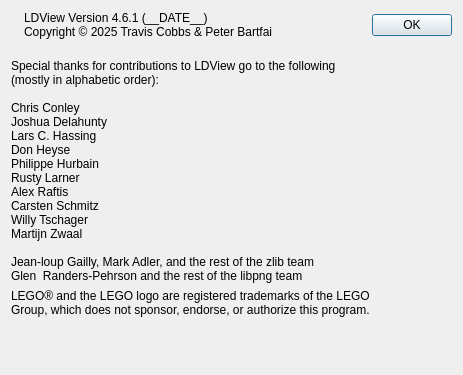
The window that QT/AboutPanel.ui (tcobbs/ldview) describes before a commit, drawn with Qt 5.
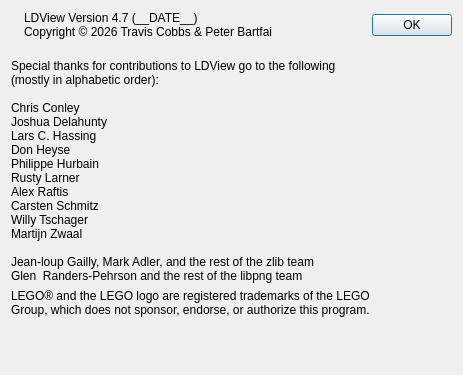
The same window after the commit. Icons and pictures are not drawn.

What changed in the file:
```diff
--- a/QT/AboutPanel.ui
+++ b/QT/AboutPanel.ui
@@ -82,8 +82,8 @@
                     </sizepolicy>
                   </property>
                   <property name="text">
-                    <string>LDView Version 4.6.1 (__DATE__)
-Copyright © 2025 Travis Cobbs &amp; Peter Bartfai</string>
+                    <string>LDView Version 4.7 (__DATE__)
+Copyright © 2026 Travis Cobbs &amp; Peter Bartfai</string>
                   </property>
                   <property name="textFormat">
                     <enum>Qt::PlainText</enum>
```
